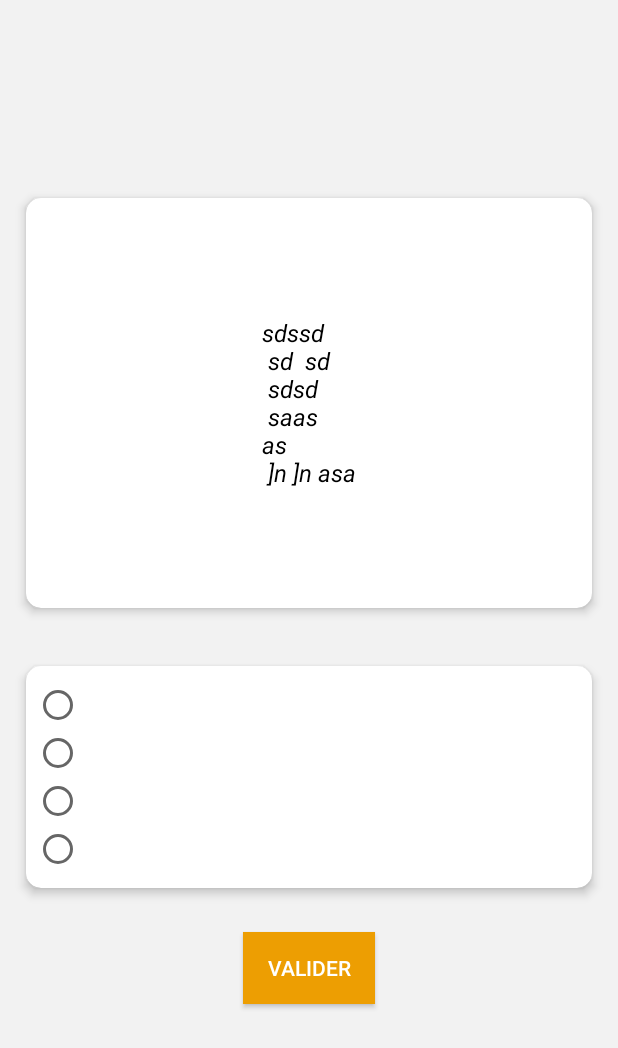
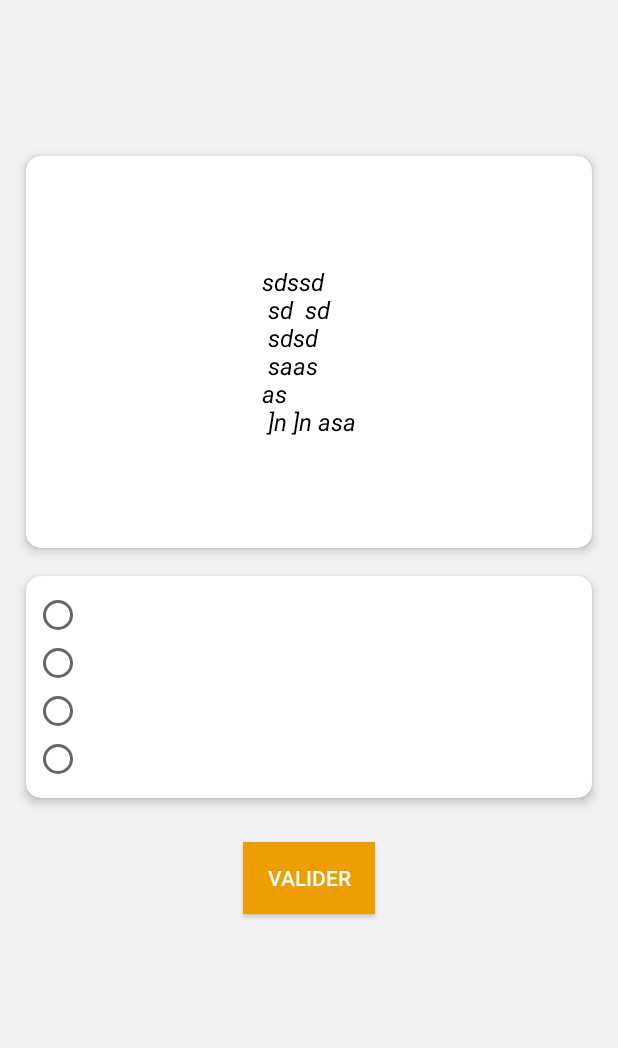
Before and after one commit to juju75dev/YGLApp, an Android app: the layout question_layout.xml on its own in the app's theme, with its tools: preview values and no code run, on a phone screen of 412 x 824 dp. Shown: the top 1048 px of the screen. Run offline under Robolectric (Android 15) with nearby library versions, the phone set to English and light mode, and no system bars.

Commit message:
-Adapatation taille sur differents taille ecrans

```diff
--- a/app/src/main/res/layout-large-hdpi/question_layout.xml
+++ b/app/src/main/res/layout-large-hdpi/question_layout.xml
@@ -11,11 +11,18 @@
         android:gravity="center_horizontal"
         android:orientation="vertical">
 
-        <RelativeLayout
+        <LinearLayout
             android:layout_width="match_parent"
             android:layout_height="0dp"
             android:layout_marginTop="5dp"
-            android:layout_weight="1">
+            android:layout_weight="1.5"
+            android:orientation="vertical">
+
+            <RelativeLayout
+                android:layout_width="match_parent"
+                android:layout_height="wrap_content"
+
+                >
 
 
                 <TextView
@@ -23,7 +30,7 @@
                     android:layout_width="wrap_content"
                     android:layout_height="wrap_content"
                     android:padding="5dp"
-                android:textSize="16dp"
+                    android:textSize="12dp"
                     android:textStyle="bold" />
 
                 <TextView
@@ -32,26 +39,28 @@
                     android:layout_height="wrap_content"
                     android:layout_alignParentRight="true"
                     android:padding="5dp"
-                android:text=""
-                android:textSize="16dp"
+
+                    android:textSize="12dp"
                     android:textStyle="bold" />
 
 
             </RelativeLayout>
-
 
             <TextView
                 android:id="@+id/question_text"
                 android:layout_width="wrap_content"
                 android:layout_height="wrap_content"
                 android:layout_gravity="center"
-            android:layout_margin="10dp"
+                android:layout_marginTop="25dp"
                 android:textColor="@color/colorPrimary"
-            android:textSize="@dimen/textsize"
+                android:textSize="20dp"
                 android:textStyle="bold"
 
 
                 />
+
+
+        </LinearLayout>
 
 
         <android.support.v7.widget.CardView xmlns:card_view="http://schemas.android.com/apk/res-auto"
@@ -91,8 +100,8 @@
             android:id="@+id/card_edit_answer_view"
             android:layout_width="match_parent"
             android:layout_height="0dp"
+            android:layout_marginTop="20dp"
             android:layout_weight="5"
-            android:layout_marginTop="20dp"
             android:visibility="gone"
             card_view:cardElevation="4sp"
             card_view:cardUseCompatPadding="true">
@@ -122,7 +131,7 @@
             <android.support.v7.widget.CardView xmlns:card_view="http://schemas.android.com/apk/res-auto"
                 android:id="@+id/card_radio_group"
                 android:layout_width="match_parent"
-                android:layout_height="400dp"
+                android:layout_height="300dp"
                 android:layout_marginLeft="10dp"
                 android:layout_marginRight="10dp"
                 android:layout_marginTop="20dp"
--- a/app/src/main/res/layout/question_layout.xml
+++ b/app/src/main/res/layout/question_layout.xml
@@ -11,11 +11,19 @@
         android:gravity="center_horizontal"
         android:orientation="vertical">
 
+        <LinearLayout
+            android:layout_width="match_parent"
+            android:layout_height="0dp"
+            android:layout_weight="1.5"
+
+            android:layout_marginTop="5dp"
+            android:orientation="vertical"
+            >
             <RelativeLayout
                 android:layout_width="match_parent"
-            android:layout_height="0dp"
-            android:layout_marginTop="5dp"
-            android:layout_weight="1">
+                android:layout_height="wrap_content"
+
+                >
 
 
                 <TextView
@@ -31,14 +39,13 @@
                     android:layout_width="wrap_content"
                     android:layout_height="wrap_content"
                     android:layout_alignParentRight="true"
+
                     android:padding="5dp"
-                android:text=""
                     android:textSize="12dp"
                     android:textStyle="bold" />
 
 
             </RelativeLayout>
-
 
             <TextView
                 android:id="@+id/question_text"
@@ -46,12 +53,19 @@
                 android:layout_height="wrap_content"
                 android:textColor="@color/colorPrimary"
                 android:textSize="14dp"
-            android:layout_margin="10dp"
+                android:layout_marginTop="15dp"
                 android:layout_gravity="center"
                 android:textStyle="bold"
 
 
                 />
+
+
+
+        </LinearLayout>
+
+
+
 
 
         <android.support.v7.widget.CardView xmlns:card_view="http://schemas.android.com/apk/res-auto"
@@ -60,7 +74,8 @@
             android:layout_height="0dp"
             android:layout_marginLeft="10dp"
             android:layout_marginRight="10dp"
-            android:layout_marginTop="20dp"
+            android:layout_marginTop="5dp"
+
             android:layout_weight="5"
             card_view:cardCornerRadius="10dp"
             card_view:cardElevation="4sp"
@@ -113,7 +128,7 @@
         <LinearLayout
             android:layout_width="match_parent"
             android:layout_height="0dp"
-            android:layout_weight="7"
+            android:layout_weight="8"
 
 
             android:orientation="vertical">
@@ -124,7 +139,7 @@
                 android:layout_height="wrap_content"
                 android:layout_marginLeft="10dp"
                 android:layout_marginRight="10dp"
-                android:layout_marginTop="20dp"
+                android:layout_marginTop="0dp"
                 card_view:cardCornerRadius="10dp"
                 card_view:cardElevation="4sp"
                 card_view:cardUseCompatPadding="true">
```
Lines whose indentation alone changed are shown as unchanged.
